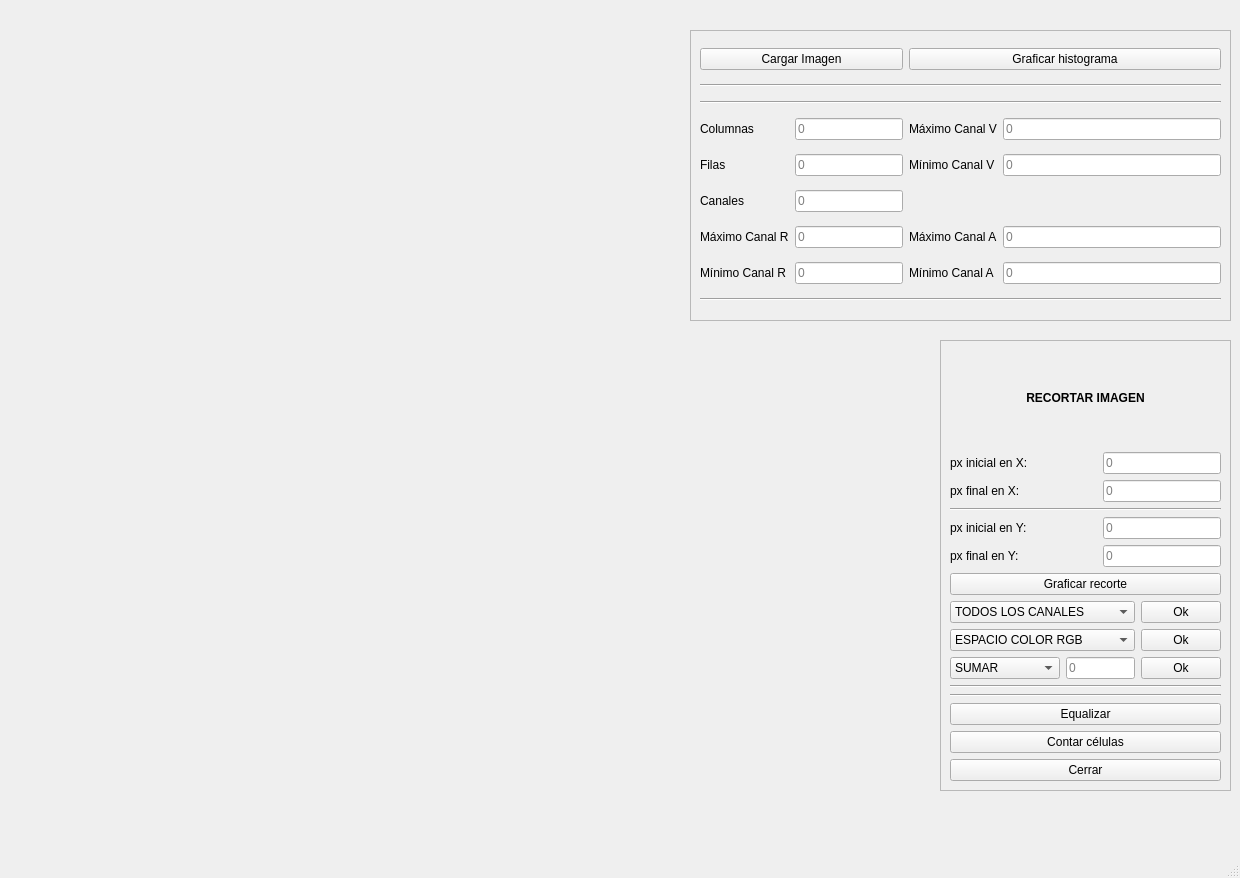
This is Ventanappal.ui in imEag/Cell-Count-With-Image-Vision as Qt 5 draws it before an edit. The edited form follows.
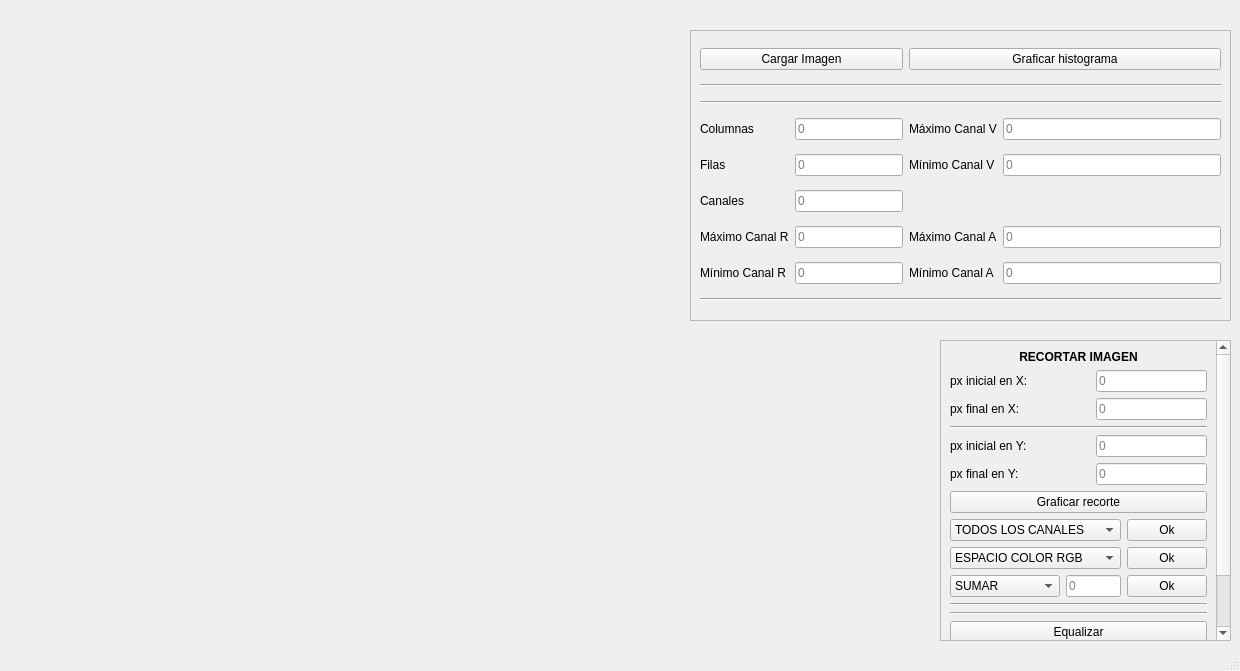
This is the edited form.

Commit message: ventana pequeña

```diff
--- a/Ventanappal.ui
+++ b/Ventanappal.ui
@@ -7,7 +7,7 @@
     <x>0</x>
     <y>0</y>
     <width>1240</width>
-    <height>878</height>
+    <height>671</height>
    </rect>
   </property>
   <property name="windowTitle">
@@ -41,7 +41,7 @@
       <x>30</x>
       <y>340</y>
       <width>901</width>
-      <height>451</height>
+      <height>301</height>
      </rect>
     </property>
     <widget class="QWidget" name="verticalLayoutWidget_5">
@@ -50,7 +50,7 @@
        <x>10</x>
        <y>10</y>
        <width>881</width>
-       <height>431</height>
+       <height>281</height>
       </rect>
      </property>
      <layout class="QVBoxLayout" name="layout_img"/>
@@ -62,9 +62,12 @@
       <x>940</x>
       <y>340</y>
       <width>291</width>
-      <height>451</height>
+      <height>301</height>
      </rect>
     </property>
+    <property name="verticalScrollBarPolicy">
+     <enum>Qt::ScrollBarAlwaysOn</enum>
+    </property>
     <property name="widgetResizable">
      <bool>true</bool>
     </property>
@@ -73,8 +76,8 @@
       <rect>
        <x>0</x>
        <y>0</y>
-       <width>289</width>
-       <height>449</height>
+       <width>272</width>
+       <height>365</height>
       </rect>
      </property>
      <layout class="QGridLayout" name="gridLayout">
```
